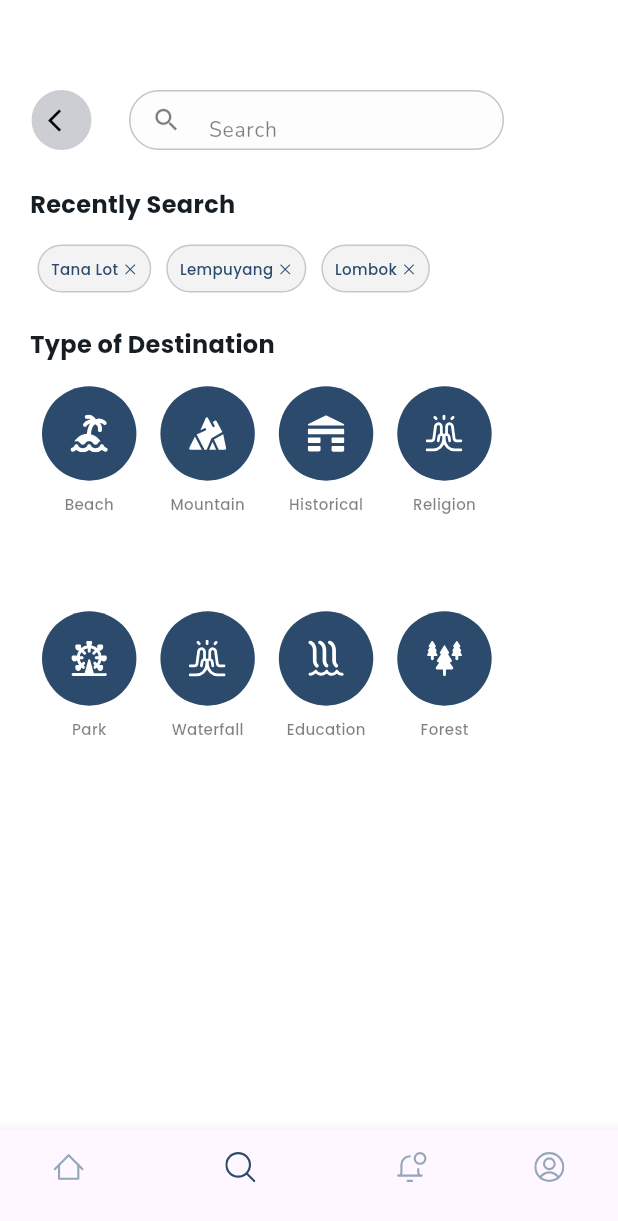
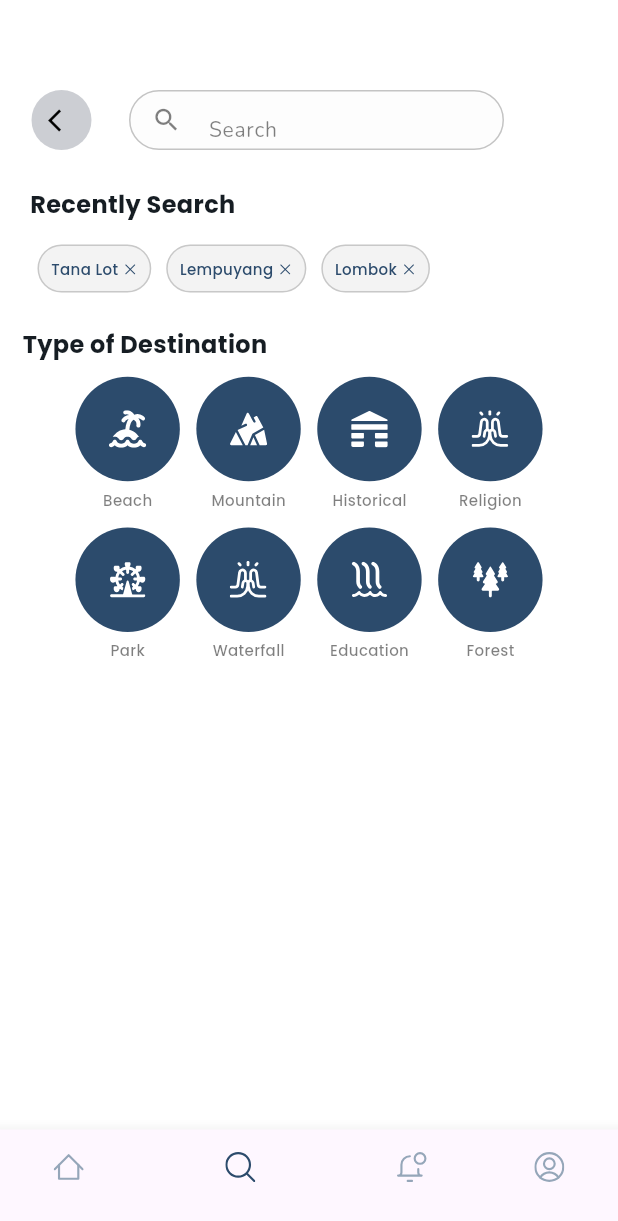
Before and after one commit to nev4b1la/travel-app, a Flutter app: the screen it shows after launch, item 2 of the bottom bar chosen, on a phone screen of 412 x 824 dp. Shown: the top 1221 px of the screen. Run offline on Flutter 3.47's test engine with Material 3 defaults, Android fonts, the phone set to English and light mode, and no system bars; our stand-ins replace flutter_svg, google_fonts.

Commit message:
categorySearch.dart

```diff
--- a/lib/widgets/search/categorySearch.dart
+++ b/lib/widgets/search/categorySearch.dart
@@ -5,6 +5,7 @@ import 'package:travel/models/kategori.dart';
 
 class CategorySearch extends StatelessWidget {
   CategorySearch({super.key});
+
   final List<Jenis> items = [
     Jenis(
       name: "Beach",
@@ -43,7 +44,7 @@ class CategorySearch extends StatelessWidget {
   @override
   Widget build(BuildContext context) {
     return Padding(
-      padding: const EdgeInsets.fromLTRB(10, 5, 10, 5),
+      padding: const EdgeInsets.all(5),
       child: Column(
         crossAxisAlignment: CrossAxisAlignment.start,
         children: [
@@ -56,21 +57,25 @@ class CategorySearch extends StatelessWidget {
             ),
           ),
           SizedBox(height: 5),
-          SizedBox(
-            height: 300,
+          Center(
+            child: SizedBox(
+              height: 200,
               child: GridView.builder(
                 gridDelegate: SliverGridDelegateWithFixedCrossAxisCount(
                   crossAxisCount: 2,
-                childAspectRatio: 1.9,
+                  mainAxisSpacing: 1,
+                  crossAxisSpacing: 1,
+                  childAspectRatio: (150 / 120),
                 ),
                 scrollDirection: Axis.horizontal,
+                shrinkWrap: true,
                 itemCount: items.length,
                 itemBuilder: (context, index) {
                   final jenis = items[index];
                   return InkWell(
                     onTap: () {},
                     child: Padding(
-                    padding: const EdgeInsets.all(8.0),
+                      padding: const EdgeInsets.all(5),
                       child: Column(
                         children: [
                           Container(
@@ -105,6 +110,7 @@ class CategorySearch extends StatelessWidget {
                 },
               ),
             ),
+          ),
         ],
       ),
     );
```
Lines whose indentation alone changed are shown as unchanged.
